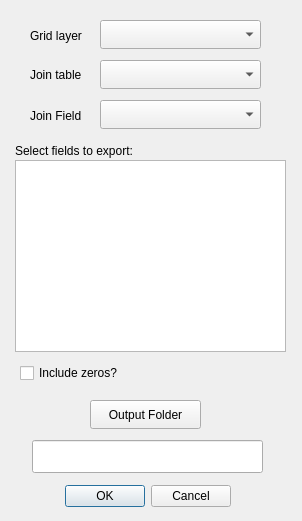
The window that JoinSplit_dialog_base.ui (ptarroso/JoinSplit) describes before a commit, drawn with Qt 5.
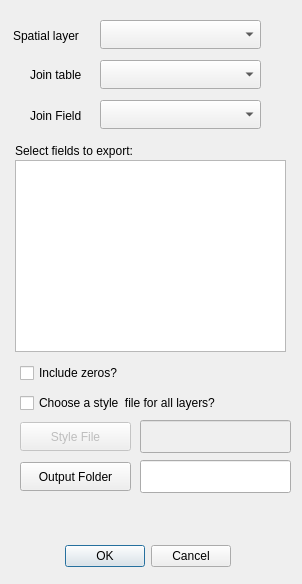
The same window after the commit.

Commit message: Added tool tips and a new option to choose a style file for layers

Diff of the .ui file:
```diff
--- a/JoinSplit_dialog_base.ui
+++ b/JoinSplit_dialog_base.ui
@@ -7,7 +7,7 @@
     <x>0</x>
     <y>0</y>
     <width>302</width>
-    <height>521</height>
+    <height>584</height>
    </rect>
   </property>
   <property name="windowTitle">
@@ -17,7 +17,7 @@
    <property name="geometry">
     <rect>
      <x>60</x>
-     <y>480</y>
+     <y>540</y>
      <width>171</width>
      <height>32</height>
     </rect>
@@ -32,14 +32,14 @@
   <widget class="QLabel" name="label">
    <property name="geometry">
     <rect>
-     <x>30</x>
+     <x>13</x>
      <y>25</y>
-     <width>64</width>
+     <width>81</width>
      <height>21</height>
     </rect>
    </property>
    <property name="text">
-    <string>Grid layer</string>
+    <string>Spatial layer</string>
    </property>
   </widget>
   <widget class="QLabel" name="label_2">
@@ -71,8 +71,8 @@
   <widget class="QToolButton" name="OutputButton">
    <property name="geometry">
     <rect>
-     <x>90</x>
-     <y>400</y>
+     <x>20</x>
+     <y>462</y>
      <width>111</width>
      <height>29</height>
     </rect>
@@ -84,9 +84,9 @@
   <widget class="QLineEdit" name="OutputLine">
    <property name="geometry">
     <rect>
-     <x>32</x>
-     <y>440</y>
-     <width>231</width>
+     <x>140</x>
+     <y>460</y>
+     <width>151</width>
      <height>33</height>
     </rect>
    </property>
@@ -160,6 +160,54 @@
     <enum>QAbstractItemView::ExtendedSelection</enum>
    </property>
   </widget>
+  <widget class="QToolButton" name="styleButton">
+   <property name="enabled">
+    <bool>false</bool>
+   </property>
+   <property name="geometry">
+    <rect>
+     <x>20</x>
+     <y>422</y>
+     <width>111</width>
+     <height>29</height>
+    </rect>
+   </property>
+   <property name="toolTip">
+    <string>&lt;html&gt;&lt;head/&gt;&lt;body&gt;&lt;p&gt;A style file to display the layers created.&lt;/p&gt;&lt;/body&gt;&lt;/html&gt;</string>
+   </property>
+   <property name="text">
+    <string>Style File</string>
+   </property>
+  </widget>
+  <widget class="QLineEdit" name="styleLine">
+   <property name="enabled">
+    <bool>false</bool>
+   </property>
+   <property name="geometry">
+    <rect>
+     <x>140</x>
+     <y>420</y>
+     <width>151</width>
+     <height>33</height>
+    </rect>
+   </property>
+  </widget>
+  <widget class="QCheckBox" name="checkStyle">
+   <property name="geometry">
+    <rect>
+     <x>20</x>
+     <y>390</y>
+     <width>241</width>
+     <height>26</height>
+    </rect>
+   </property>
+   <property name="toolTip">
+    <string>&lt;html&gt;&lt;head/&gt;&lt;body&gt;&lt;p&gt;If checked, you can choose a style file (.qml) for the created layers.&lt;/p&gt;&lt;/body&gt;&lt;/html&gt;</string>
+   </property>
+   <property name="text">
+    <string>Choose a style  file for all layers?</string>
+   </property>
+  </widget>
  </widget>
  <tabstops>
   <tabstop>GridLayerCombo</tabstop>
```
Left out of the diff: 21 changed lines with no effect on the pictures. The commit also changes 3 other files.
